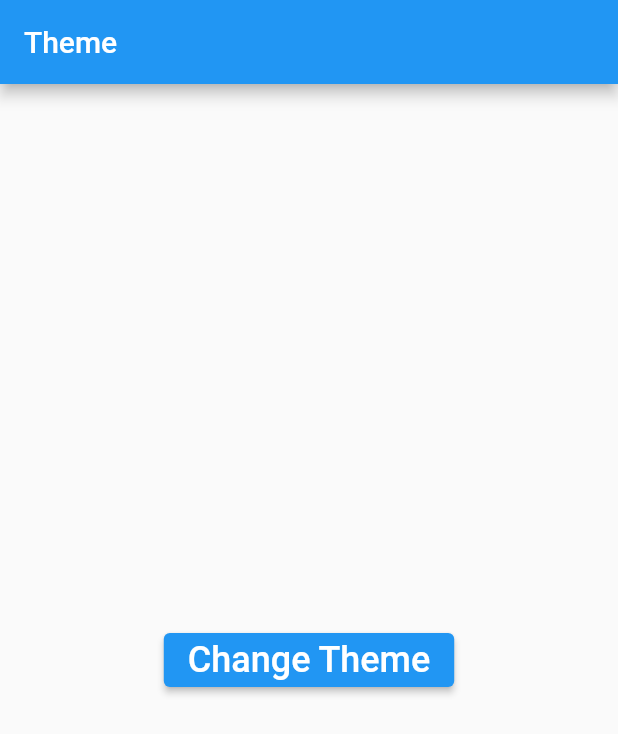
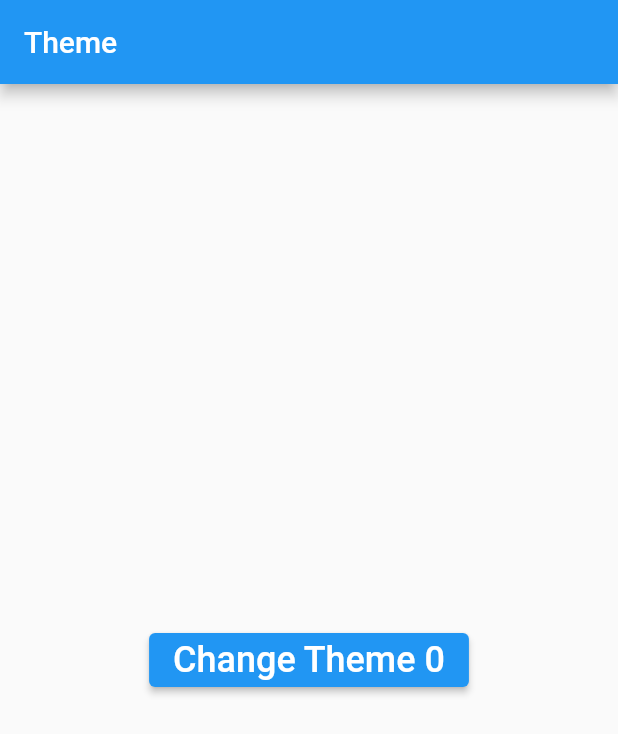
Before and after one commit to adeelzahid1/cubit_bloc, a Flutter app: the screen it shows after launch, on a phone screen of 412 x 824 dp. Shown: the top 734 px of the screen. Run offline on Flutter 3.47's test engine with Material 2 defaults, Android fonts, the phone set to English and light mode, and no system bars; our stand-ins replace bloc, equatable, flutter_bloc.

Commit message:
BlocBuilder converted to builder & show num

```diff
--- a/lib/blocs/theme/theme_bloc.dart
+++ b/lib/blocs/theme/theme_bloc.dart
@@ -8,9 +8,10 @@ class ThemeBloc extends Bloc<ThemeEvent, ThemeState> {
   ThemeBloc() : super(ThemeState.initial()) {
     on<ChangeThemeEvent>((event, emit) {
       if (event.randInt % 2 == 0) {
-        emit(state.copyWith(appTheme: AppTheme.light));
+        emit(state.copyWith(appTheme: AppTheme.light, randomNum: event.randInt));
+
       } else {
-        emit(state.copyWith(appTheme: AppTheme.dark));
+        emit(state.copyWith(appTheme: AppTheme.dark, randomNum: event.randInt));
       }
     });
   }
--- a/lib/blocs/theme/theme_state.dart
+++ b/lib/blocs/theme/theme_state.dart
@@ -7,12 +7,15 @@ enum AppTheme {
 
 class ThemeState extends Equatable {
   final AppTheme appTheme;
+  final int randomNum;
+
   ThemeState({
     this.appTheme = AppTheme.light,
+    required this.randomNum,
   });
 
   factory ThemeState.initial() {
-    return ThemeState();
+    return ThemeState(randomNum: 0);
   }
 
   @override
@@ -23,9 +26,11 @@ class ThemeState extends Equatable {
 
   ThemeState copyWith({
     AppTheme? appTheme,
+    int? randomNum,
   }) {
     return ThemeState(
       appTheme: appTheme ?? this.appTheme,
+       randomNum: randomNum ?? this.randomNum,
     );
   }
 }
--- a/lib/main.dart
+++ b/lib/main.dart
@@ -1,4 +1,3 @@
-
 import 'package:cubit_bloc/blocs/theme/theme_bloc.dart';
 import 'package:flutter/material.dart';
 import 'dart:math';
@@ -15,20 +14,18 @@ class MyApp extends StatelessWidget {
   Widget build(BuildContext context) {
     return BlocProvider<ThemeBloc>(
       create: (context) => ThemeBloc(),
-      child: BlocBuilder<ThemeBloc, ThemeState>(
-        builder: (context, state){
-          return MaterialApp(
-            title: 'Event Payload',
+      child: Builder(builder: (context) {
+        return MaterialApp(
+          title: 'Event Payload',
           debugShowCheckedModeBanner: false,
-          theme: state.appTheme == AppTheme.light
+          theme: context.watch<ThemeBloc>().state.appTheme == AppTheme.light
               ? ThemeData.light()
               : ThemeData.dark(),
           home: const MyHomePage(),
-          );
-        }
-        ),
+        );
+      },),
 
-      );
+    );
   }
 }
 
@@ -43,12 +40,16 @@ class MyHomePage extends StatelessWidget {
       ),
       body: Center(
         child: ElevatedButton(
-          child: Text(
-            'Change Theme',
-            style: TextStyle(fontSize: 24.0),
+          child: BlocBuilder<ThemeBloc, ThemeState>(
+            builder: (context, state) {
+              return Text(
+                'Change Theme ${state.randomNum}',
+                style: TextStyle(fontSize: 24.0),
+              );
+            },
           ),
           onPressed: () {
-            final int randInt = Random().nextInt(10);
+            final int randInt = Random().nextInt(1000);
             print('randInt: $randInt');
             context.read<ThemeBloc>().add(ChangeThemeEvent(randInt: randInt));
           },
```
